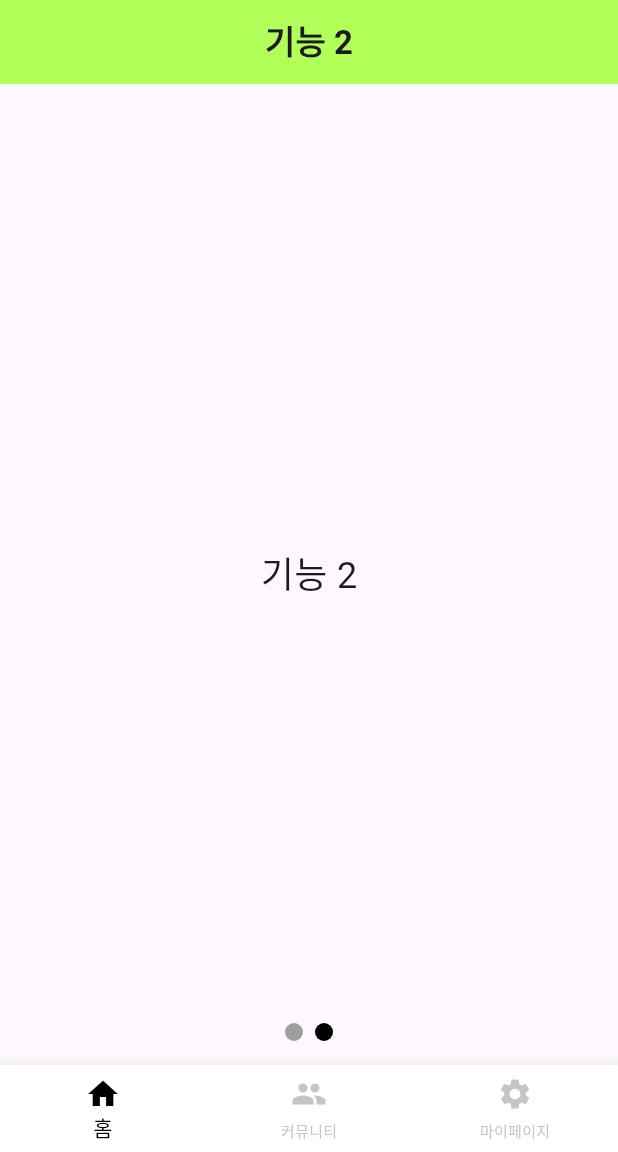
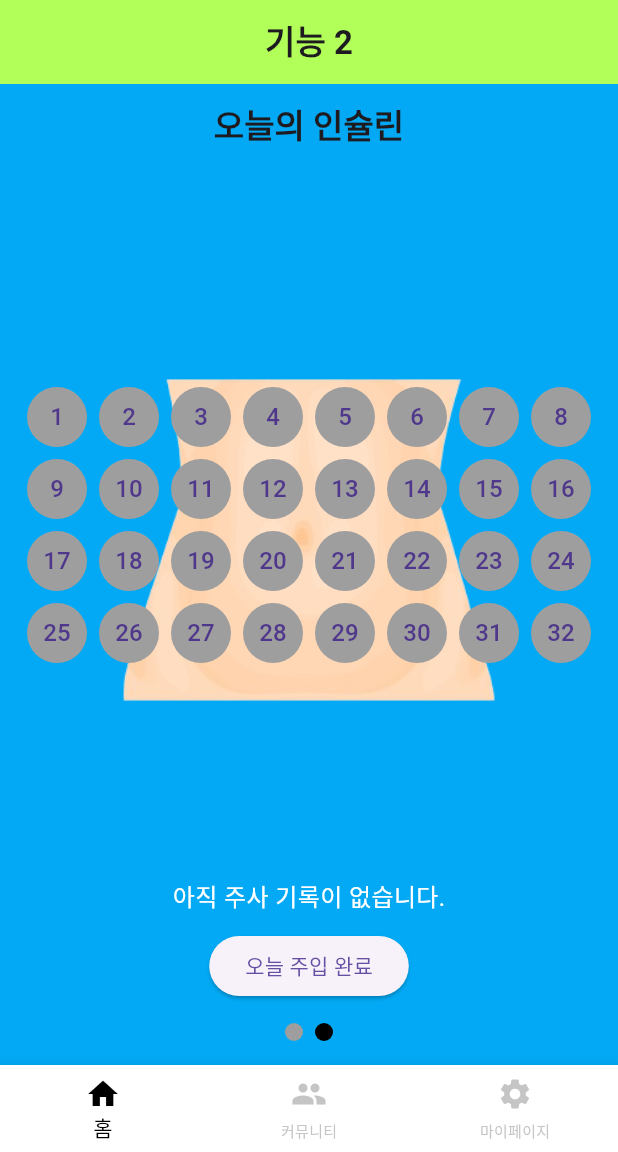
Before and after one commit to dbsgmlduf/diabetesNote, a Flutter app: the screen it shows after launch, swiped to page 2, on a phone screen of 412 x 824 dp, the part 84-1236 px from its top. Run offline on Flutter 3.47's test engine with Material 3 defaults, Android fonts, the phone set to English and light mode, and no system bars; our stand-ins replace get, shared_preferences.

Commit message:
인슐린 기능 설계

```diff
--- a/client/lib/detailfeature/injectionpage.dart
+++ b/client/lib/detailfeature/injectionpage.dart
@@ -1,12 +1,155 @@
 import 'package:flutter/material.dart';
+import 'package:intl/intl.dart';
+import 'package:shared_preferences/shared_preferences.dart';
 
-class InjectionPage extends StatelessWidget {
+class InjectionPage extends StatefulWidget {
+  @override
+  _InjectionPageState createState() => _InjectionPageState();
+}
+
+class _InjectionPageState extends State<InjectionPage> {
+  Map<int, bool> buttonStates = {};
+  String lastInjectionDate = '';
+  bool isInjectionCompletedToday = false;
+
+  @override
+  void initState() {
+    super.initState();
+    _loadButtonStates();
+    _checkForMonthChange();
+  }
+
+  _checkForMonthChange() async {
+    SharedPreferences prefs = await SharedPreferences.getInstance();
+    int currentMonth = DateTime.now().month;
+    int savedMonth = prefs.getInt('savedMonth') ?? currentMonth;
+
+    if (currentMonth != savedMonth) {
+      setState(() {
+        buttonStates.clear();
+        prefs.setInt('savedMonth', currentMonth);
+      });
+      prefs.remove('buttonStates');
+    }
+  }
+
+  _loadButtonStates() async {
+    SharedPreferences prefs = await SharedPreferences.getInstance();
+    setState(() {
+      lastInjectionDate = prefs.getString('lastInjectionDate') ?? '';
+      buttonStates = _stringToMap(prefs.getString('buttonStates') ?? '');
+      isInjectionCompletedToday = prefs.getBool('isInjectionCompletedToday') ?? false;
+    });
+  }
+
+  _saveButtonStates() async {
+    SharedPreferences prefs = await SharedPreferences.getInstance();
+    prefs.setString('lastInjectionDate', lastInjectionDate);
+    prefs.setInt('savedMonth', DateTime.now().month);
+    prefs.setString('buttonStates', _mapToString(buttonStates));
+    prefs.setBool('isInjectionCompletedToday', isInjectionCompletedToday);
+  }
+
+  Map<int, bool> _stringToMap(String mapString) {
+    if (mapString.isEmpty) {
+      return {};
+    }
+    return Map<int, bool>.fromEntries(
+      mapString.split(',').map((entry) {
+        List<String> keyValue = entry.split(':');
+        return MapEntry(int.parse(keyValue[0]), keyValue[1] == 'true');
+      }),
+    );
+  }
+
+  String _mapToString(Map<int, bool> map) {
+    return map.entries.map((e) => '${e.key}:${e.value}').join(',');
+  }
+
+  _handleInjectionComplete() {
+    setState(() {
+      bool allCompleted = true;
+      for (int i = 1; i <= 32; i++) {
+        if (buttonStates[i] != true) {
+          buttonStates[i] = true;
+          allCompleted = false;
+          break;
+        }
+      }
+      if (allCompleted) {
+        buttonStates.clear();
+      }
+      lastInjectionDate = DateFormat('yyyy-MM-dd').format(DateTime.now());
+      isInjectionCompletedToday = true;
+    });
+    _saveButtonStates();
+  }
+
+  bool _canCompleteInjectionToday() {
+    final todayDate = DateFormat('yyyy-MM-dd').format(DateTime.now());
+    return lastInjectionDate != todayDate && !isInjectionCompletedToday;
+  }
+
   @override
   Widget build(BuildContext context) {
-    return Center(
-      child: Text(
-        '기능 2',
-        style: TextStyle(fontSize: 24),
+    return Scaffold(
+      backgroundColor: Colors.lightBlue,
+      appBar: AppBar(
+        title: Text('오늘의 인슐린', style: TextStyle(fontWeight: FontWeight.bold)),
+        backgroundColor: Colors.lightBlue,
+        elevation: 0,
+        centerTitle: true,
+      ),
+      body: Center(
+        child: Column(
+          mainAxisAlignment: MainAxisAlignment.center,
+          children: [
+            Stack(
+              alignment: Alignment.center,
+              children: [
+                SizedBox(
+                  child: Image.asset('assets/image/injectionBackground.png'),
+                ),
+                Positioned(
+                  top: 100,
+                  child: Column(
+                    children: List.generate(4, (rowIndex) {
+                      return Row(
+                        mainAxisAlignment: MainAxisAlignment.center,
+                        children: List.generate(8, (colIndex) {
+                          int index = rowIndex * 8 + colIndex + 1;
+                          return GestureDetector(
+                            onTap: () => _handleInjectionComplete(),
+                            child: Container(
+                              margin: EdgeInsets.all(4.0),
+                              child: CircleAvatar(
+                                backgroundColor:
+                                buttonStates[index] == true ? Colors.green : Colors.grey,
+                                child: Text('$index'),
+                              ),
+                            ),
+                          );
+                        }),
+                      );
+                    }),
+                  ),
+                ),
+              ],
+            ),
+            SizedBox(height: 20),
+            Text(
+              lastInjectionDate.isNotEmpty
+                  ? '마지막 인슐린 주사 날짜: $lastInjectionDate'
+                  : '아직 주사 기록이 없습니다.',
+              style: TextStyle(color: Colors.white, fontSize: 16),
+            ),
+            SizedBox(height: 10), // 텍스트와 버튼 사이의 간격을 조절
+            ElevatedButton(
+              onPressed: _canCompleteInjectionToday() ? _handleInjectionComplete : null,
+              child: Text('오늘 주입 완료'),
+            ),
+          ],
+        ),
       ),
     );
   }
```
Also changed, not shown: client/pubspec.yaml (+4 -3 lines), client/assets/image/injectionBackground.png (added), client/pubspec.lock.
